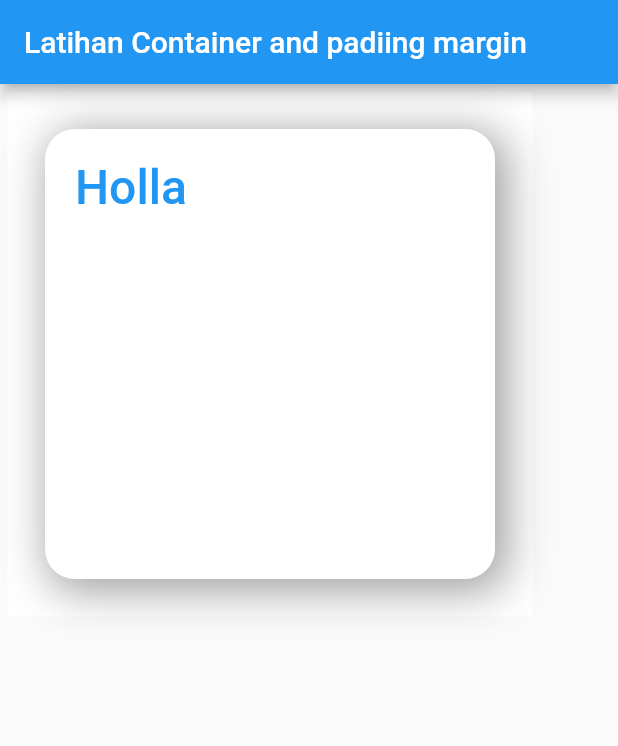
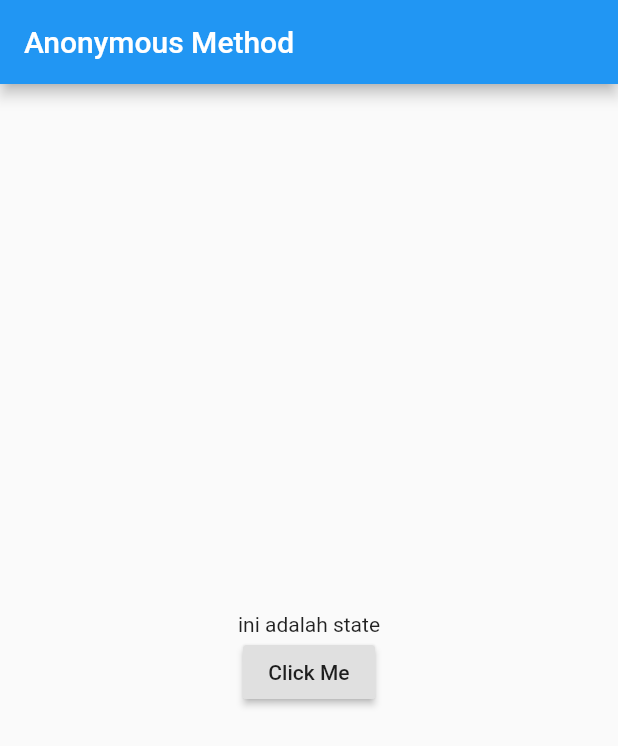
Before and after one commit to trianggautama/flutterApp, a Flutter app: the screen it shows after launch, on a phone screen of 412 x 824 dp. Shown: the top 746 px of the screen. Run offline on Flutter 3.47's test engine with Material 2 defaults, Android fonts, the phone set to English and light mode, and no system bars.

Commit message:
anonymous method

```diff
--- a/lib/main.dart
+++ b/lib/main.dart
@@ -1,41 +1,35 @@
 import 'package:flutter/material.dart';
-import 'package:english_words/english_words.dart';
 
 void main() => runApp(MyApp());
 
-class MyApp extends StatelessWidget {
+class MyApp extends StatefulWidget {
+  @override
+  _MyAppState createState() => _MyAppState();
+}
+
+class _MyAppState extends State<MyApp> {
+  String message = "ini adalah state";
   @override
   Widget build(BuildContext context) {
     return MaterialApp(
         home: Scaffold(
-      appBar: AppBar(
-        title: Text("Latihan Container and padiing margin"),
-      ),
-      body: Container(
-        color: Colors.white,
-        margin: EdgeInsets.all(5),
-        child: Container(
-            margin: EdgeInsets.all(25),
-            padding: EdgeInsets.all(20),
-            decoration: BoxDecoration(
-              borderRadius : BorderRadius.circular(20),
-              color : Colors.white,
-              boxShadow: [
-                BoxShadow(
-                  color: Colors.grey,
-                  blurRadius: 25.0, // soften the shadow
-                  spreadRadius: 3.0, //extend the shadow
-                  offset: Offset(
-                    5.0, // Move to right 10  horizontally
-                    5.0, // Move to bottom 10 Vertically
-                  ),
+            appBar: AppBar(
+              title: Text("Anonymous Method"),
+            ),
+            body: Center(
+                child: Column(
+              mainAxisAlignment: MainAxisAlignment.center,
+              children: <Widget>[
+                Text(message),
+                RaisedButton(
+                  child: Text("Click Me"),
+                  onPressed: (){
+                    setState(() {
+                    message = "tombol sudah ditekan";
+                    });
+                  },
                 )
-                ],
-            ),
-            height:300,
-            width:300,
-            child:Text("Holla", style: TextStyle(color: Colors.blue, fontSize: 32, fontWeight: FontWeight.w500))),
-      ),
-    ));
+              ],
+            ))));
   }
 }
```
